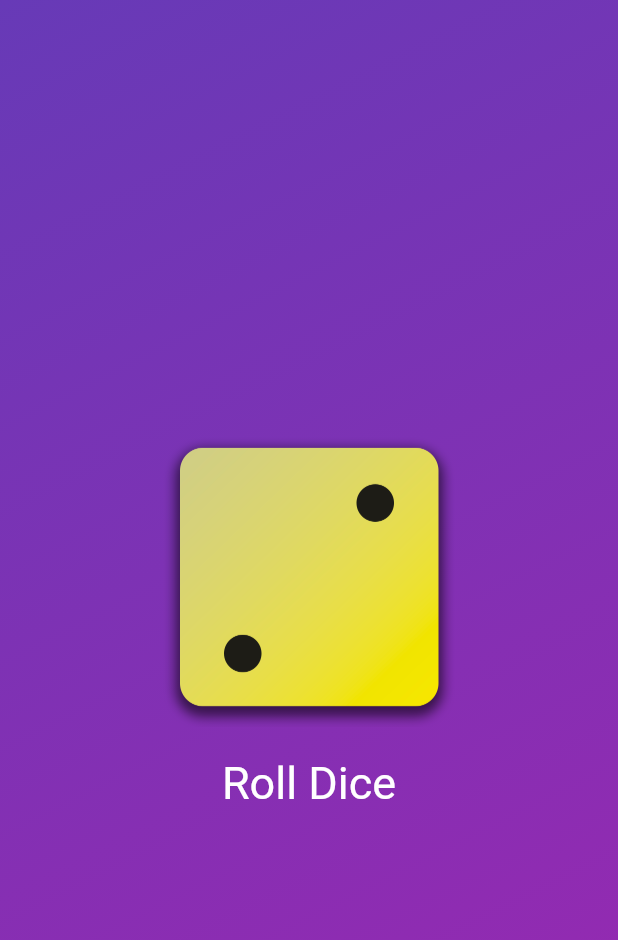
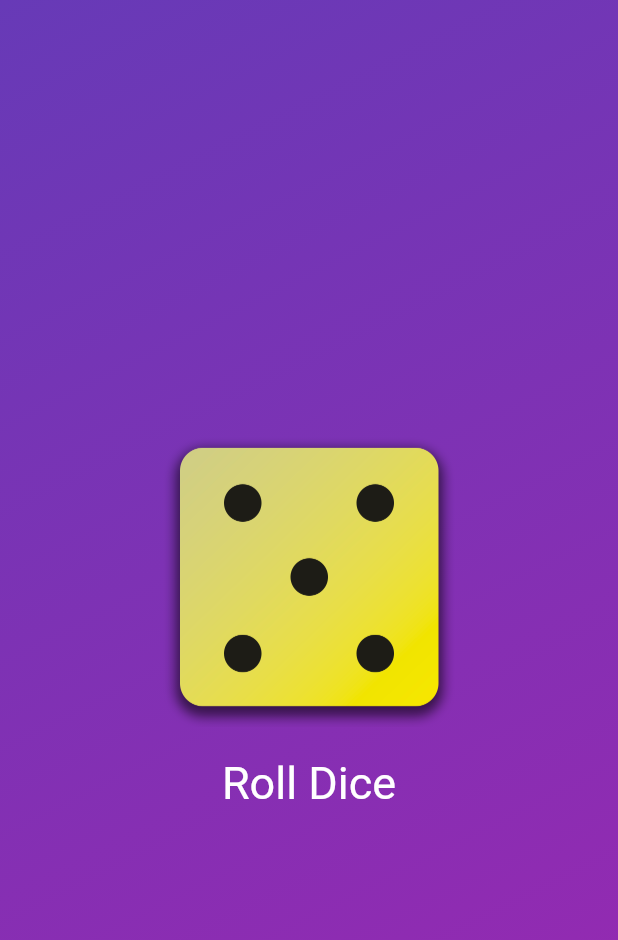
Before and after one commit to mjr2595/first-flutter-app, a Flutter app: the screen it shows after launch, after a tap on "Roll Dice", on a phone screen of 412 x 824 dp. Shown: the top 940 px of the screen. Run offline on Flutter 3.47's test engine with Material 2 defaults, Android fonts, the phone set to English and light mode, and no system bars.

Commit message:
added dice_roller, refactor

```diff
--- /dev/null
+++ b/lib/dice_roller.dart
@@ -0,0 +1,45 @@
+import 'dart:math';
+import 'package:flutter/material.dart';
+
+final r = Random();
+
+class DiceRoller extends StatefulWidget {
+  const DiceRoller({super.key});
+
+  @override
+  State<DiceRoller> createState() {
+    return _DiceRollerState();
+  }
+}
+
+class _DiceRollerState extends State<DiceRoller> {
+  var currentDiceRoll = 2;
+
+  void rollDice() {
+    setState(() {
+      currentDiceRoll = r.nextInt(6) + 1;
+    });
+  }
+
+  @override
+  Widget build(context) {
+    return Column(
+      mainAxisSize: MainAxisSize.min,
+      children: [
+        Image.asset(
+          'assets/images/dice-$currentDiceRoll.png',
+          width: 200,
+        ),
+        TextButton(
+            onPressed: rollDice,
+            style: TextButton.styleFrom(
+                padding: const EdgeInsets.only(
+                  top: 20,
+                ),
+                foregroundColor: Colors.white,
+                textStyle: const TextStyle(fontSize: 30)),
+            child: const Text("Roll Dice"))
+      ],
+    );
+  }
+}
--- a/lib/gradient_container.dart
+++ b/lib/gradient_container.dart
@@ -1,3 +1,4 @@
+import 'package:first_app/dice_roller.dart';
 import 'package:flutter/material.dart';
 
 const startAlignment = Alignment.topLeft;
@@ -9,10 +10,6 @@ class GradientContainer extends StatelessWidget {
 
   const GradientContainer(this.startColor, this.endColor, {super.key});
 
-  void rollDice() {
-    print("Dice rolled");
-  }
-
   @override
   Widget build(context) {
     return Container(
@@ -23,25 +20,8 @@ class GradientContainer extends StatelessWidget {
           end: endAlignment,
         ),
       ),
-      child: Center(
-        child: Column(
-          mainAxisSize: MainAxisSize.min,
-          children: [
-            Image.asset(
-              "assets/images/dice-2.png",
-              width: 200,
-            ),
-            TextButton(
-                onPressed: rollDice,
-                style: TextButton.styleFrom(
-                    padding: const EdgeInsets.only(
-                      top: 20,
-                    ),
-                    foregroundColor: Colors.white,
-                    textStyle: const TextStyle(fontSize: 30)),
-                child: const Text("Roll Dice"))
-          ],
-        ),
+      child: const Center(
+        child: DiceRoller(),
       ),
     );
   }
```
